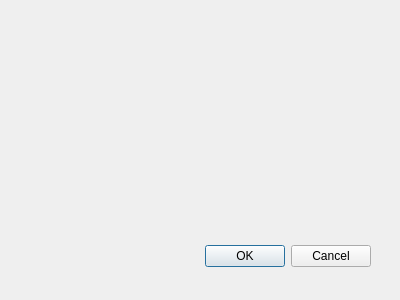
The window that MP4player_dialog_base.ui (yoichigmf/mp4player) describes before a commit, drawn with Qt 5.
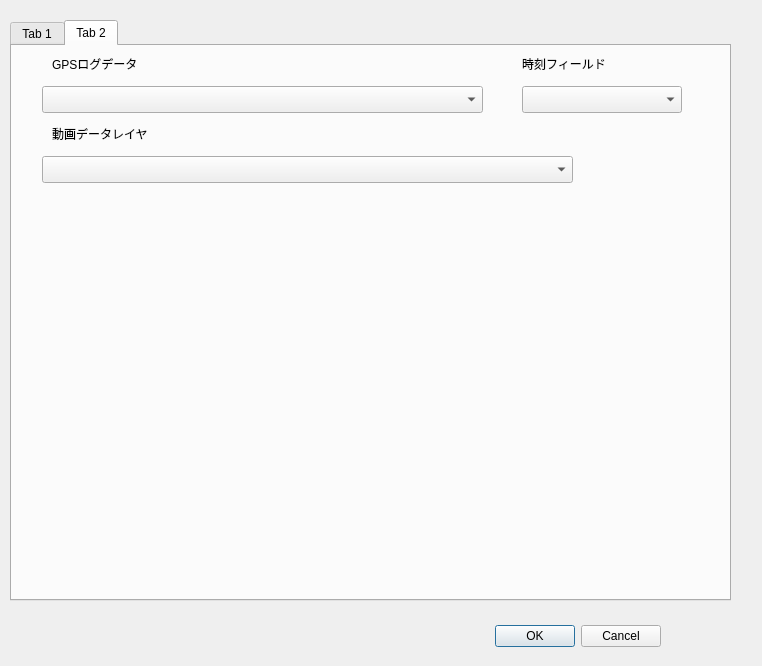
The same window after the commit. The open tabs and pages were chosen to show the change. Custom widgets are drawn as their Qt base class.

Commit message: add mp4 function debugging

What changed in the file:
```diff
--- a/MP4player_dialog_base.ui
+++ b/MP4player_dialog_base.ui
@@ -1,22 +1,22 @@
 <ui version="4.0" >
  <class>MP4playerDialogBase</class>
- <widget class="QDialog" name="MP4playerDialogBase" >
-  <property name="geometry" >
+ <widget class="QDialog" name="MP4playerDialogBase">
+  <property name="geometry">
    <rect>
     <x>0</x>
     <y>0</y>
-    <width>400</width>
-    <height>300</height>
+    <width>762</width>
+    <height>666</height>
    </rect>
   </property>
   <property name="windowTitle" >
    <string>MP4player</string>
   </property>
-  <widget class="QDialogButtonBox" name="button_box" >
-   <property name="geometry" >
+  <widget class="QDialogButtonBox" name="button_box">
+   <property name="geometry">
     <rect>
-     <x>30</x>
-     <y>240</y>
+     <x>320</x>
+     <y>620</y>
      <width>341</width>
      <height>32</height>
     </rect>
@@ -28,7 +28,121 @@
     <set>QDialogButtonBox::Cancel|QDialogButtonBox::Ok</set>
    </property>
   </widget>
+  <widget class="QTabWidget" name="tabWidget">
+   <property name="geometry">
+    <rect>
+     <x>10</x>
+     <y>20</y>
+     <width>721</width>
+     <height>581</height>
+    </rect>
+   </property>
+   <property name="currentIndex">
+    <number>0</number>
+   </property>
+   <widget class="QWidget" name="tab">
+    <attribute name="title">
+     <string>Tab 1</string>
+    </attribute>
+    <widget class="QWidget" name="vwidget" native="true">
+     <property name="geometry">
+      <rect>
+       <x>10</x>
+       <y>10</y>
+       <width>711</width>
+       <height>501</height>
+      </rect>
+     </property>
+    </widget>
+   </widget>
+   <widget class="QWidget" name="tab2">
+    <attribute name="title">
+     <string>Tab 2</string>
+    </attribute>
+    <widget class="QgsMapLayerComboBox" name="logLayerComboBox">
+     <property name="geometry">
+      <rect>
+       <x>30</x>
+       <y>40</y>
+       <width>441</width>
+       <height>27</height>
+      </rect>
+     </property>
+    </widget>
+    <widget class="QgsMapLayerComboBox" name="mp4LayerComboBox">
+     <property name="geometry">
+      <rect>
+       <x>30</x>
+       <y>110</y>
+       <width>531</width>
+       <height>27</height>
+      </rect>
+     </property>
+    </widget>
+    <widget class="QgsFieldComboBox" name="dateTimeComboBox">
+     <property name="geometry">
+      <rect>
+       <x>510</x>
+       <y>40</y>
+       <width>160</width>
+       <height>27</height>
+      </rect>
+     </property>
+    </widget>
+    <widget class="QLabel" name="label">
+     <property name="geometry">
+      <rect>
+       <x>40</x>
+       <y>10</y>
+       <width>121</width>
+       <height>16</height>
+      </rect>
+     </property>
+     <property name="text">
+      <string>GPSログデータ</string>
+     </property>
+    </widget>
+    <widget class="QLabel" name="label_2">
+     <property name="geometry">
+      <rect>
+       <x>510</x>
+       <y>10</y>
+       <width>121</width>
+       <height>16</height>
+      </rect>
+     </property>
+     <property name="text">
+      <string>時刻フィールド</string>
+     </property>
+    </widget>
+    <widget class="QLabel" name="label_3">
+     <property name="geometry">
+      <rect>
+       <x>40</x>
+       <y>80</y>
+       <width>111</width>
+       <height>16</height>
+      </rect>
+     </property>
+     <property name="text">
+      <string>動画データレイヤ</string>
+     </property>
+    </widget>
+   </widget>
+  </widget>
  </widget>
+ <customwidgets>
+  <customwidget>
+   <class>QgsFieldComboBox</class>
+   <extends>QComboBox</extends>
+   <header>qgsfieldcombobox.h</header>
+  </customwidget>
+  <customwidget>
+   <class>QgsMapLayerComboBox</class>
+   <extends>QComboBox</extends>
+   <header>qgsmaplayercombobox.h</header>
+  </customwidget>
+ </customwidgets>
  <resources/>
  <connections>
   <connection>
```
Left out of the diff: 33 changed lines with no effect on the pictures. The commit also changes 1 other file.
